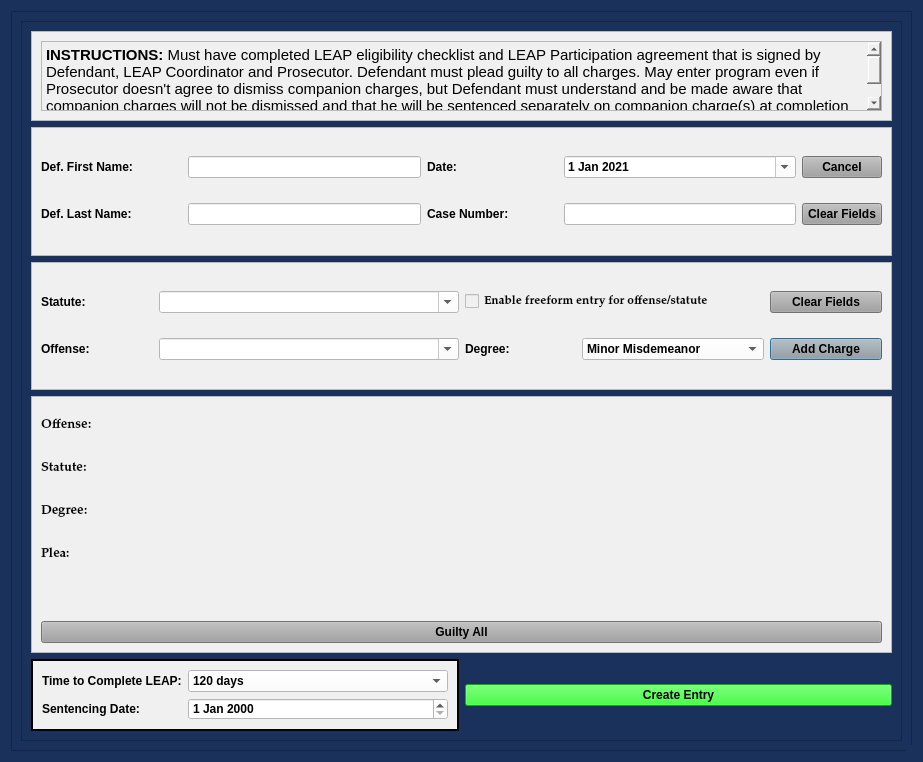
Old version of the form views/ui/LeapPleaLongDialog.ui in the repository HunterProgram22/MuniEntry.
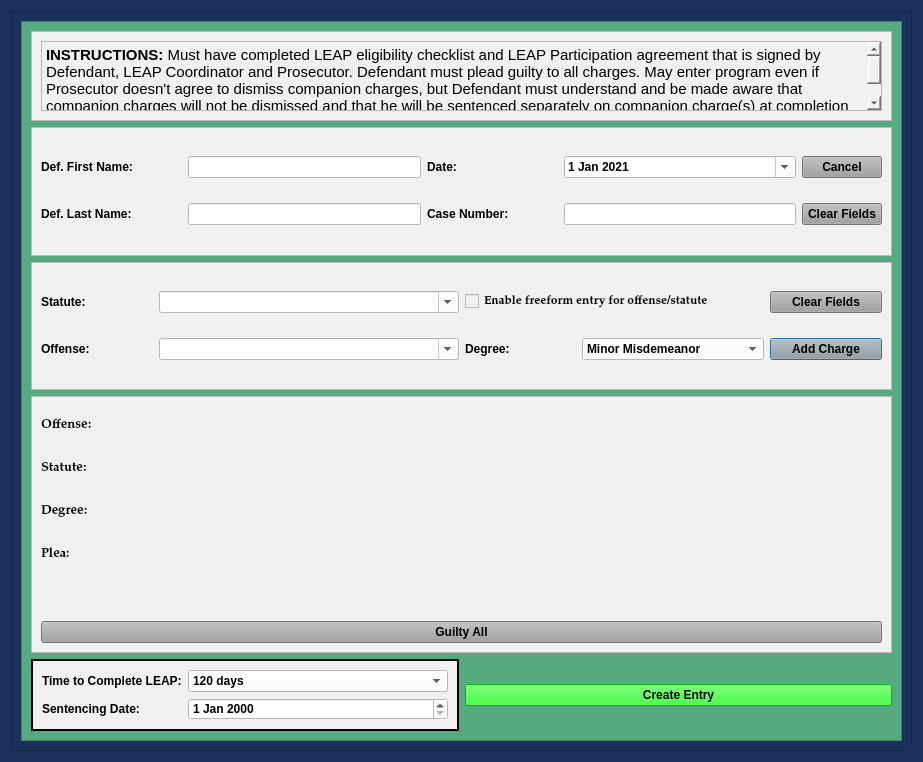
New version of the form.

The edit to the form file:
```diff
--- a/views/ui/LeapPleaLongDialog.ui
+++ b/views/ui/LeapPleaLongDialog.ui
@@ -166,6 +166,9 @@
         <property name="focusPolicy">
          <enum>Qt::NoFocus</enum>
         </property>
+        <property name="styleSheet">
+         <string notr="true">background-color: rgb(85, 170, 127);</string>
+        </property>
         <property name="widgetResizable">
          <bool>true</bool>
         </property>
```
